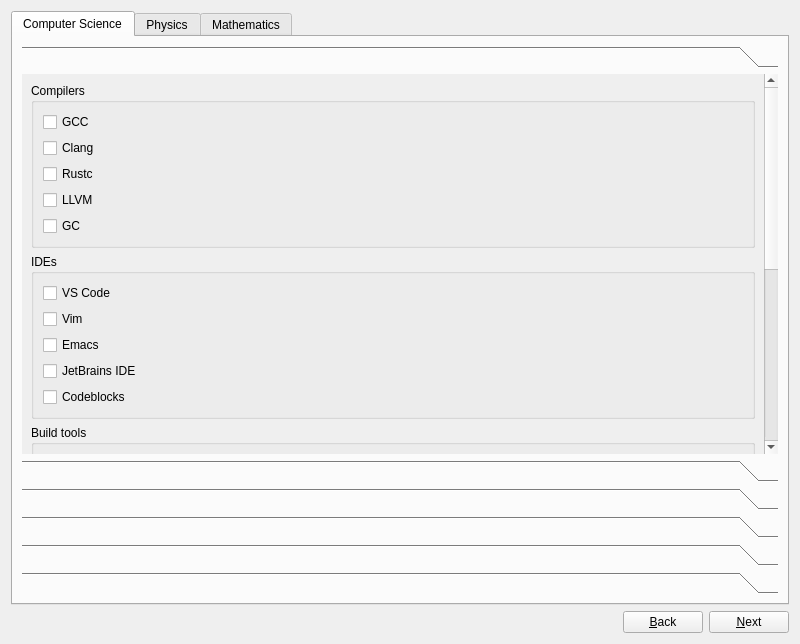
n1cef/kraken_installer, file pakcage-back.ui: the form before one commit.
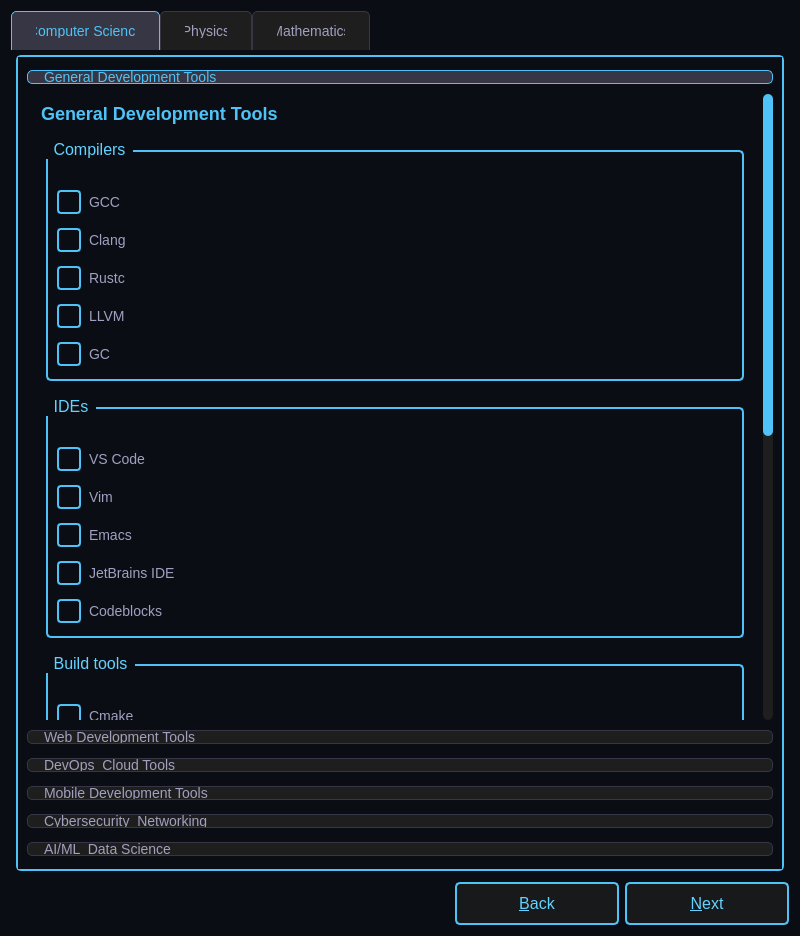
The form after the commit. The open tabs and pages were chosen to show the change.

```diff
--- a/pakcage-back.ui
+++ b/pakcage-back.ui
@@ -7,12 +7,134 @@
     <x>0</x>
     <y>0</y>
     <width>800</width>
-    <height>644</height>
+    <height>936</height>
    </rect>
   </property>
   <property name="windowTitle">
    <string>Package Selection</string>
   </property>
+  <property name="styleSheet">
+   <string notr="true">
+    /* Base Styles */
+    QWidget {
+        background-color: #0a0e14;
+        color: #ffffff;
+        font-family: 'SpaceMono Nerd Font';
+    }
+    
+    /* Tab Widget */
+    QTabWidget::pane {
+        border: 2px solid #4fc3f7;
+        border-radius: 5px;
+        margin: 5px;
+    }
+    QTabBar::tab {
+        background: #1e1e1e;
+        color: #a0a0c0;
+        padding: 12px 24px;
+        border: 1px solid #363644;
+        border-bottom: none;
+        border-top-left-radius: 5px;
+        border-top-right-radius: 5px;
+        font-size: 14px;
+    }
+    QTabBar::tab:selected {
+        background: #363644;
+        color: #4fc3f7;
+        border-color: #4fc3f7;
+    }
+    QTabBar::tab:hover {
+        background: #2d2d39;
+    }
+    
+    /* Group Boxes */
+    QGroupBox {
+        color: #64d2ff;
+        font-size: 16px;
+        border: 2px solid #4fc3f7;
+        border-radius: 5px;
+        margin: 10px;
+        padding-top: 25px;
+    }
+    QGroupBox::title {
+        subcontrol-origin: margin;
+        left: 10px;
+        padding: 0 5px;
+    }
+    
+    /* Checkboxes */
+    QCheckBox {
+        color: #a0a0c0;
+        spacing: 8px;
+        font-size: 14px;
+        margin: 4px 0;
+    }
+    QCheckBox::indicator {
+        width: 20px;
+        height: 20px;
+        border: 2px solid #4fc3f7;
+        border-radius: 4px;
+    }
+    QCheckBox::indicator:checked {
+        background-color: #4fc3f7;
+    }
+    QCheckBox:hover {
+        color: #ffffff;
+    }
+    
+    /* Tool Box */
+    QToolBox::tab {
+        background: #1e1e1e;
+        color: #a0a0c0;
+        padding: 12px;
+        border: 1px solid #363644;
+        border-radius: 5px;
+        margin: 4px 0;
+        font-size: 14px;
+    }
+    QToolBox::tab:selected {
+        background: #363644;
+        color: #4fc3f7;
+        border-color: #4fc3f7;
+    }
+    QToolBox::tab:hover {
+        background: #2d2d39;
+    }
+    
+    /* Scroll Bars */
+    QScrollBar:vertical {
+        background: #1e1e1e;
+        width: 10px;
+        border-radius: 5px;
+    }
+    QScrollBar::handle:vertical {
+        background: #4fc3f7;
+        min-height: 20px;
+        border-radius: 5px;
+    }
+    QScrollBar::add-line:vertical, QScrollBar::sub-line:vertical {
+        border: none;
+        background: none;
+    }
+    
+    /* Buttons */
+    QPushButton {
+        color: #64d2ff;
+        background-color: rgba(30, 30, 30, 0.7);
+        border: 2px solid #4fc3f7;
+        border-radius: 5px;
+        padding: 10px 30px;
+        font-size: 16px;
+        min-width: 100px;
+    }
+    QPushButton:hover {
+        background-color: rgba(79, 195, 247, 0.2);
+    }
+    QPushButton:pressed {
+        background-color: rgba(79, 195, 247, 0.4);
+    }
+   </string>
+  </property>
   <layout class="QVBoxLayout" name="verticalLayout">
    <item>
     <widget class="QTabWidget" name="tabWidget">
@@ -26,19 +148,40 @@
       <layout class="QVBoxLayout" name="verticalLayout_CS">
        <item>
         <widget class="QToolBox" name="toolBoxCS">
+         <property name="styleSheet">
+          <string notr="true">
+           QToolBox &gt; QWidget {
+               background: #1e1e1e;
+               padding: 10px;
+               border: 1px solid #363644;
+               border-radius: 5px;
+              
+           }
+          </string>
+         </property>
          <widget class="QWidget" name="pageGeneralDev">
           <property name="geometry">
            <rect>
             <x>0</x>
-            <y>0</y>
-            <width>746</width>
-            <height>737</height>
+            <y>-164</y>
+            <width>718</width>
+            <height>1150</height>
            </rect>
           </property>
           <attribute name="label">
-           <string/>
+           <string>General Development Tools</string>
           </attribute>
           <layout class="QVBoxLayout" name="verticalLayout_GeneralDev">
+           <item>
+            <widget class="QLabel" name="lblGeneralDevTitle">
+             <property name="styleSheet">
+              <string notr="true">font-size: 18px; color: #4fc3f7; font-weight: bold; margin-bottom: 10px;</string>
+             </property>
+             <property name="text">
+              <string>General Development Tools</string>
+             </property>
+            </widget>
+           </item>
            <item>
             <widget class="QGroupBox" name="groupCompilers">
              <property name="title">
@@ -236,7 +379,7 @@
            </rect>
           </property>
           <attribute name="label">
-           <string/>
+           <string>Web Development Tools</string>
           </attribute>
           <layout class="QVBoxLayout" name="verticalLayout_WebDev">
            <item>
@@ -420,7 +563,7 @@
            </rect>
           </property>
           <attribute name="label">
-           <string/>
+           <string>DevOps &amp; Cloud Tools</string>
           </attribute>
           <layout class="QVBoxLayout" name="verticalLayout_DevOpsCloud">
            <item>
@@ -555,7 +698,7 @@
            </rect>
           </property>
           <attribute name="label">
-           <string/>
+           <string>Mobile Development Tools</string>
           </attribute>
           <layout class="QVBoxLayout" name="verticalLayout_MobileDev">
            <item>
@@ -600,7 +743,7 @@
            </rect>
           </property>
           <attribute name="label">
-           <string/>
+           <string>Cybersecurity &amp; Networking</string>
           </attribute>
           <layout class="QVBoxLayout" name="verticalLayout_CyberSecNet">
            <item>
@@ -726,7 +869,7 @@
            </rect>
           </property>
           <attribute name="label">
-           <string/>
+           <string>AI/ML &amp; Data Science</string>
           </attribute>
           <layout class="QVBoxLayout" name="verticalLayout_MLAIDatascience">
            <item>
```
Left out of the diff: 45 changed lines with no effect on the pictures.
